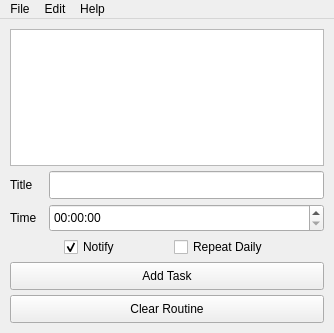
Unchain1014/Routinely, file src/ui/design.ui: the form before one commit.
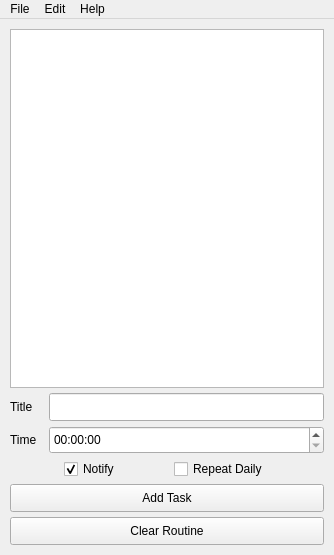
The form after the commit.

Patch:
```diff
--- a/src/ui/design.ui
+++ b/src/ui/design.ui
@@ -7,7 +7,7 @@
     <x>0</x>
     <y>0</y>
     <width>334</width>
-    <height>333</height>
+    <height>555</height>
    </rect>
   </property>
   <property name="sizePolicy">
```
